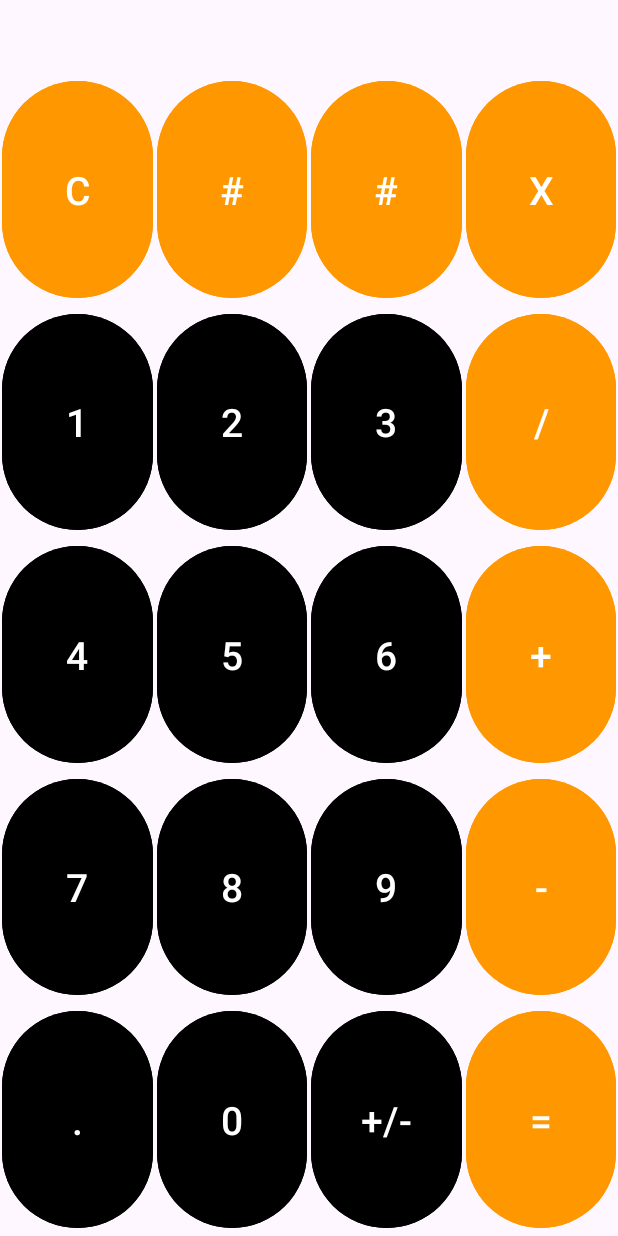
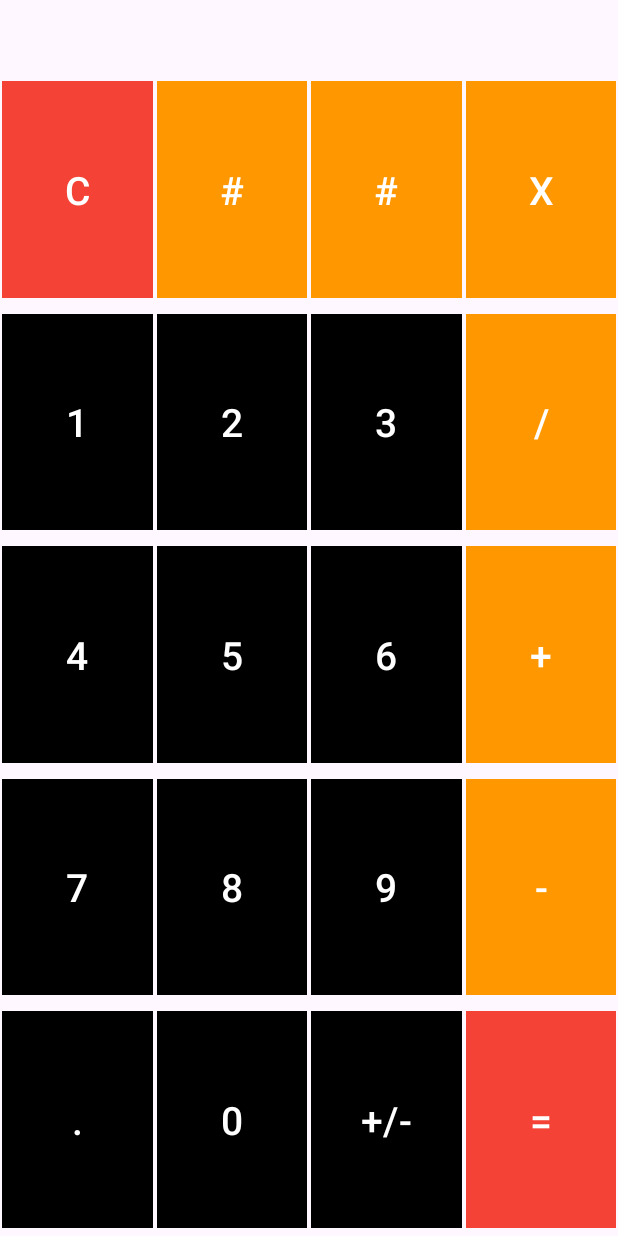
Before and after one commit to AryanPanchal-07/Android-APPS, an Android app: the screen it shows after launch (MainActivity), after a tap on an icon or button, on a phone screen of 412 x 824 dp. Run offline under Robolectric (Android 15) with nearby library versions, the phone set to English and light mode, and no system bars.

```diff
--- /dev/null
+++ b/Calculator/app/src/main/java/com/aryan/calculator/CalculatorModel.kt
@@ -0,0 +1,28 @@
+package com.aryan.calculator
+
+class CalculatorModel {
+    var firstNumber: Double = 0.0
+    var secondNumber : Double = 0.0
+    var result : Double = 0.0
+
+    var operator : String = ""
+
+    fun setFirstNumber(num : Double){
+        firstNumber = num
+
+    }
+
+    fun setSecondNumber(num : Double)
+    {
+        secondNumber = num
+    }
+
+    fun getResult() : Double {
+        return result
+    }
+
+    fun setOperator(op : String)
+    {
+        operator = op
+    }
+}
--- a/Calculator/app/src/main/java/com/aryan/calculator/MainActivity.kt
+++ b/Calculator/app/src/main/java/com/aryan/calculator/MainActivity.kt
@@ -12,6 +12,8 @@ class MainActivity : AppCompatActivity() {
 
     var startNumber: Boolean = true;
     val acceptingDigit: Boolean = true;
+
+    var calculatorModel = CalculatorModel();
     override fun onCreate(savedInstanceState: Bundle?) {
         super.onCreate(savedInstanceState)
         setContentView(R.layout.activity_main)
@@ -55,17 +57,19 @@ class MainActivity : AppCompatActivity() {
                         currentNumber += buttonText
                     }
                 }
+            }
+            "C" -> {
+                currentNumber = ""
+                startNumber=true
+            }
+            "+" -> {
+                calculatorModel.setFirstNumber(currentNumber.toDouble())
+                calculatorModel.setOperator(buttonText)
+            }
 
-            }
         }
         textView.text = currentNumber
 
-        when (buttonText) {
-            "C" -> {
-                currentNumber = ""
-                textView.text = currentNumber
-            }
-        }
 
     }
 }
--- a/Calculator/app/src/main/res/layout/activity_main.xml
+++ b/Calculator/app/src/main/res/layout/activity_main.xml
@@ -8,7 +8,7 @@
 
     <Button
         android:id="@+id/button27"
-        style="@style/Widget.Material3.Button"
+        style="@style/SharpCornerButton"
         android:layout_width="0dp"
         android:layout_height="0dp"
         android:layout_margin="1dp"
@@ -24,11 +24,11 @@
 
     <Button
         android:id="@+id/button25"
-        style="@style/Widget.Material3.Button"
+        style="@style/SharpCornerButton"
         android:layout_width="0dp"
         android:layout_height="0dp"
         android:layout_margin="1dp"
-        android:backgroundTint="#FF9800"
+        android:backgroundTint="#F44336"
         android:onClick="buttonClick"
         android:text="="
         android:textSize="26sp"
@@ -40,7 +40,7 @@
 
     <Button
         android:id="@+id/button26"
-        style="@style/Widget.Material3.Button"
+        style="@style/SharpCornerButton"
         android:layout_width="0dp"
         android:layout_height="0dp"
         android:layout_margin="1dp"
@@ -56,7 +56,7 @@
 
     <Button
         android:id="@+id/button28"
-        style="@style/Widget.Material3.Button"
+        style="@style/SharpCornerButton"
         android:layout_width="0dp"
         android:layout_height="0dp"
         android:layout_margin="1dp"
@@ -72,7 +72,7 @@
 
     <Button
         android:id="@+id/button21"
-        style="@style/Widget.Material3.Button"
+        style="@style/SharpCornerButton"
         android:layout_width="0dp"
         android:layout_height="0dp"
         android:layout_margin="1dp"
@@ -88,7 +88,7 @@
 
     <Button
         android:id="@+id/button23"
-        style="@style/Widget.Material3.Button"
+        style="@style/SharpCornerButton"
         android:layout_width="0dp"
         android:layout_height="0dp"
         android:layout_margin="1dp"
@@ -104,7 +104,7 @@
 
     <Button
         android:id="@+id/button22"
-        style="@style/Widget.Material3.Button"
+        style="@style/SharpCornerButton"
         android:layout_width="0dp"
         android:layout_height="0dp"
         android:layout_margin="1dp"
@@ -120,7 +120,7 @@
 
     <Button
         android:id="@+id/button24"
-        style="@style/Widget.Material3.Button"
+        style="@style/SharpCornerButton"
         android:layout_width="0dp"
         android:layout_height="0dp"
         android:layout_margin="1dp"
@@ -136,7 +136,7 @@
 
     <Button
         android:id="@+id/button18"
-        style="@style/Widget.Material3.Button"
+        style="@style/SharpCornerButton"
         android:layout_width="0dp"
         android:layout_height="0dp"
         android:layout_margin="1dp"
@@ -152,7 +152,7 @@
 
     <Button
         android:id="@+id/button17"
-        style="@style/Widget.Material3.Button"
+        style="@style/SharpCornerButton"
         android:layout_width="0dp"
         android:layout_height="0dp"
         android:layout_margin="1dp"
@@ -168,7 +168,7 @@
 
     <Button
         android:id="@+id/button20"
-        style="@style/Widget.Material3.Button"
+        style="@style/SharpCornerButton"
         android:layout_width="0dp"
         android:layout_height="0dp"
         android:layout_margin="1dp"
@@ -184,7 +184,7 @@
 
     <Button
         android:id="@+id/button19"
-        style="@style/Widget.Material3.Button"
+        style="@style/SharpCornerButton"
         android:layout_width="0dp"
         android:layout_height="0dp"
         android:layout_margin="1dp"
@@ -200,7 +200,7 @@
 
     <Button
         android:id="@+id/button14"
-        style="@style/Widget.Material3.Button"
+        style="@style/SharpCornerButton"
         android:layout_width="0dp"
         android:layout_height="0dp"
         android:layout_margin="1dp"
@@ -216,7 +216,7 @@
 
     <Button
         android:id="@+id/button13"
-        style="@style/Widget.Material3.Button"
+        style="@style/SharpCornerButton"
         android:layout_width="0dp"
         android:layout_height="0dp"
         android:layout_margin="1dp"
@@ -232,7 +232,7 @@
 
     <Button
         android:id="@+id/button16"
-        style="@style/Widget.Material3.Button"
+        style="@style/SharpCornerButton"
         android:layout_width="0dp"
         android:layout_height="0dp"
         android:layout_margin="1dp"
@@ -248,7 +248,7 @@
 
     <Button
         android:id="@+id/button15"
-        style="@style/Widget.Material3.Button"
+        style="@style/SharpCornerButton"
         android:layout_width="0dp"
         android:layout_height="0dp"
         android:layout_margin="1dp"
@@ -277,11 +277,11 @@
 
     <Button
         android:id="@+id/button"
-        style="@style/Widget.Material3.Button"
+        style="@style/SharpCornerButton"
         android:layout_width="0dp"
         android:layout_height="0dp"
         android:layout_margin="1dp"
-        android:backgroundTint="#FF9800"
+        android:backgroundTint="#F44336"
         android:onClick="buttonClick"
         android:text="C"
         android:textSize="26sp"
@@ -293,7 +293,7 @@
 
     <Button
         android:id="@+id/button2"
-        style="@style/Widget.Material3.Button"
+        style="@style/SharpCornerButton"
         android:layout_width="0dp"
         android:layout_height="0dp"
         android:layout_margin="1dp"
@@ -309,7 +309,7 @@
 
     <Button
         android:id="@+id/button4"
-        style="@style/Widget.Material3.Button"
+        style="@style/SharpCornerButton"
         android:layout_width="0dp"
         android:layout_height="0dp"
         android:layout_margin="1dp"
@@ -325,7 +325,7 @@
 
     <Button
         android:id="@+id/button3"
-        style="@style/Widget.Material3.Button"
+        style="@style/SharpCornerButton"
         android:layout_width="0dp"
         android:layout_height="0dp"
         android:layout_margin="1dp"
--- a/Calculator/app/src/main/res/values/colors.xml
+++ b/Calculator/app/src/main/res/values/colors.xml
@@ -2,4 +2,5 @@
 <resources>
     <color name="black">#FF000000</color>
     <color name="white">#FFFFFFFF</color>
+    <color name="buttonBackgroundColor">#FFEB3B</color>
 </resources>
--- /dev/null
+++ b/Calculator/app/src/main/res/values/style.xml
@@ -0,0 +1,6 @@
+<?xml version="1.0" encoding="utf-8"?>
+<resources>
+    <style name="SharpCornerButton" parent="Widget.Material3.Button">
+        <item name="cornerRadius">0dp</item>
+    </style>
+</resources>
```
